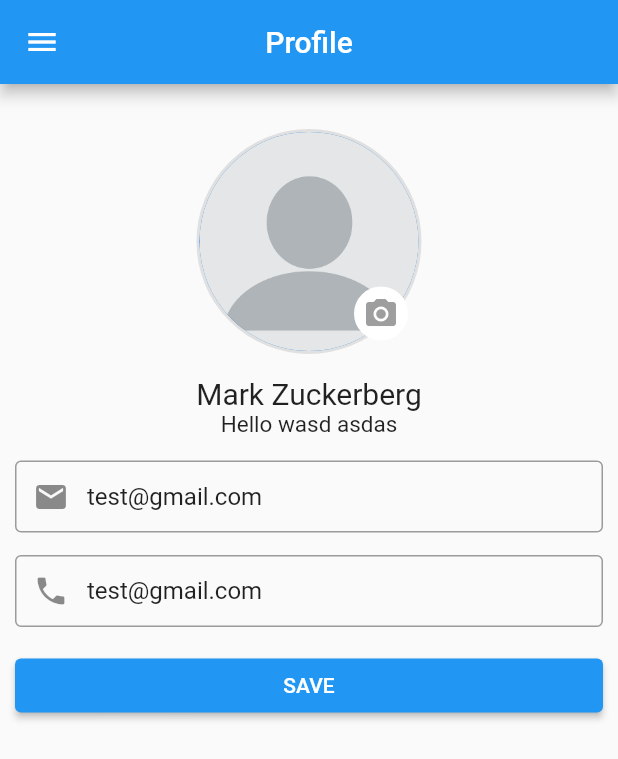
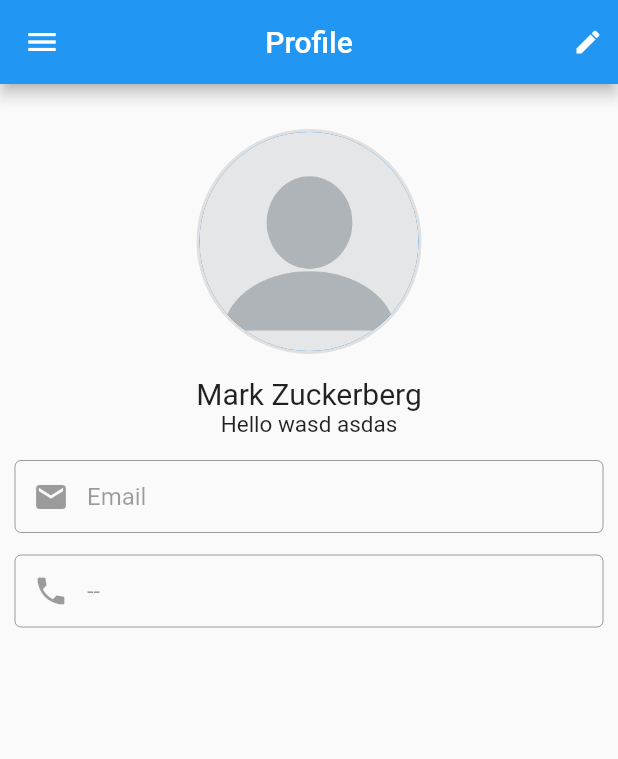
Before and after one commit to wayaneco/mamitas_glam, a Flutter app: the ProfileScreen screen opened by its route, on a phone screen of 412 x 824 dp. Shown: the top 759 px of the screen. Run offline on Flutter 3.47's test engine with Material 2 defaults, Android fonts, the phone set to English and light mode, and no system bars; our stand-ins replace cloud_firestore, email_validator, firebase_auth, firebase_core, firebase_storage, image_picker and 2 more; accounts and stored records are empty; statements that could not run were skipped.

Commit message:
update profile screen

```diff
--- a/lib/screens/profile_screen.dart
+++ b/lib/screens/profile_screen.dart
@@ -1,7 +1,9 @@
 import 'dart:io';
 
+import 'package:provider/provider.dart';
 import 'package:flutter/material.dart';
 import 'package:image_picker/image_picker.dart';
+import 'package:shop_app/providers/auth_provider.dart';
 import 'package:shop_app/widgets/drawer.dart';
 
 class ProfileScreen extends StatefulWidget {
@@ -15,18 +17,92 @@
 class _ProfileScreenState extends State<ProfileScreen> {
   final ImagePicker _picker = ImagePicker();
   bool loading = false;
+  bool isEdit = false;
+  bool imageError = false;
   XFile? imageFile;
+  Map<String, dynamic> userInfo = {};
+  final TextEditingController _phoneNumberController = TextEditingController();
+  final GlobalKey _formKey = GlobalKey<FormState>();
+
+  @override
+  void didChangeDependencies() {
+    super.didChangeDependencies();
+    if (mounted) {
+      final user = Provider.of<AuthProvider>(context).user;
+
+      if (user != null) {
+        userInfo['photoUrl'] = user!.photoURL;
+        userInfo['email'] = user!.email;
+        _phoneNumberController.text =
+            user!.phoneNumber.isEmpty ? '--' : user!.phoneNumber.isEmpty;
+      }
+    }
+  }
 
   @override
   Widget build(BuildContext context) {
-    final imagePicker = ImagePicker();
+    final auth = Provider.of<AuthProvider>(context);
+    print(auth.user);
     return Scaffold(
       drawer: const AppDrawer(),
       appBar: AppBar(
         title: const Text('Profile'),
         centerTitle: true,
+        actions: [
+          Container(
+            margin: const EdgeInsets.only(right: 10.0),
+            alignment: Alignment.center,
+            child: !isEdit
+                ? GestureDetector(
+                    onTap: () {
+                      setState(() {
+                        if (_phoneNumberController.text == '--') {
+                          _phoneNumberController.text = '';
+                        }
+                        isEdit = !isEdit;
+                      });
+                    },
+                    child: const Tooltip(
+                      message: 'Edit',
+                      child: Icon(
+                        Icons.edit,
+                        size: 20,
                       ),
-      body: ListView(
+                    ),
+                  )
+                : GestureDetector(
+                    onTap: () {
+                      setState(() {
+                        _phoneNumberController.text =
+                            auth.user!.phoneNumber.isEmpty
+                                ? '--'
+                                : auth.user!.phoneNumber;
+                        imageFile = null;
+                        isEdit = !isEdit;
+                        loading = true;
+
+                        Future.delayed(const Duration(milliseconds: 150), () {
+                          setState(() {
+                            loading = false;
+                          });
+                        });
+                      });
+                    },
+                    child: const Tooltip(
+                      message: 'Cancel',
+                      child: Icon(
+                        Icons.do_not_disturb_alt_sharp,
+                        size: 20,
+                        semanticLabel: 'Cancel',
+                      ),
+                    ),
+                  ),
+          )
+        ],
+      ),
+      body: Form(
+        key: _formKey,
+        child: ListView(
           padding: const EdgeInsets.all(10.0).add(
             const EdgeInsets.only(top: 20.0),
           ),
@@ -38,46 +114,75 @@
                   borderRadius: BorderRadius.circular(150),
                   border: Border.all(
                     width: 2,
-                  color: const Color.fromARGB(255, 224, 224, 224),
+                    color: imageError
+                        ? Colors.red
+                        : const Color.fromARGB(255, 224, 224, 224),
                   ),
                 ),
                 width: 150,
                 height: 150,
                 child: CircleAvatar(
                   radius: 60,
-                backgroundImage: const AssetImage('assets/images/profile.png'),
                   child: Stack(
                     fit: StackFit.expand,
                     clipBehavior: Clip.antiAlias,
                     children: [
-                    if (imageFile != null)
                       loading
                           ? const Center(
                               child: CircularProgressIndicator(),
                             )
                           : ClipRRect(
                               borderRadius: BorderRadius.circular(150),
-                              child: Image.file(
+                              child: imageFile != null
+                                  ? Image.file(
                                       File(imageFile!.path),
+                                      repeat: ImageRepeat.noRepeat,
+                                      fit: BoxFit.cover,
+                                      width: double.infinity,
+                                      isAntiAlias: true,
+                                    )
+                                  : auth.user?.photoURL != null
+                                      ? Image.network(
+                                          auth.user?.photoURL,
+                                          repeat: ImageRepeat.noRepeat,
+                                          fit: BoxFit.cover,
+                                          width: double.infinity,
+                                          isAntiAlias: true,
+                                          errorBuilder:
+                                              (context, error, stackTrace) {
+                                            return Image.asset(
+                                              'assets/images/profile.png',
+                                              repeat: ImageRepeat.noRepeat,
+                                              fit: BoxFit.cover,
+                                              width: double.infinity,
+                                              isAntiAlias: true,
+                                            );
+                                          },
+                                        )
+                                      : Image.asset(
+                                          'assets/images/profile.png',
                                           repeat: ImageRepeat.noRepeat,
                                           fit: BoxFit.cover,
                                           width: double.infinity,
                                           isAntiAlias: true,
                                         ),
                             ),
+                      if (isEdit)
                         Positioned(
                           bottom: 7,
                           right: 7,
                           child: GestureDetector(
                             onTap: () async {
                               final image = await _picker.pickImage(
-                              source: ImageSource.gallery);
+                                source: ImageSource.gallery,
+                              );
                               setState(() {
                                 loading = true;
                               });
 
                               if (image != null) {
                                 setState(() {
+                                  imageError = false;
                                   imageFile = image;
                                 });
                                 await Future.delayed(const Duration(seconds: 1),
@@ -110,7 +215,7 @@
                               ),
                             ),
                           ),
-                    )
+                        ),
                     ],
                   ),
                 ),
@@ -135,32 +240,53 @@
             ),
             const SizedBox(height: 15.0),
             TextFormField(
-            initialValue: 'test@gmail.com',
+              enabled: isEdit,
+              initialValue: userInfo['email'],
               decoration: const InputDecoration(
                 prefixIcon: Icon(Icons.email),
+                hintText: 'Email',
                 border: OutlineInputBorder(),
                 contentPadding: EdgeInsets.symmetric(horizontal: 8),
               ),
             ),
             const SizedBox(height: 15.0),
             TextFormField(
-            initialValue: 'test@gmail.com',
+              enabled: isEdit,
+              controller: _phoneNumberController,
               decoration: const InputDecoration(
                 prefixIcon: Icon(Icons.phone),
+                hintText: 'Phone Number',
                 border: OutlineInputBorder(),
                 contentPadding: EdgeInsets.symmetric(horizontal: 8),
               ),
             ),
             const SizedBox(height: 15.0),
+            if (isEdit)
               SizedBox(
                 width: double.infinity,
                 child: ElevatedButton(
                   child: const Text('SAVE'),
-              onPressed: () {},
+                  onPressed: () async {
+                    if (auth.user!.photoURL == null && imageFile == null) {
+                      print('WOWOWOW');
+                      setState(() {
+                        imageError = true;
+                      });
+                      return;
+                    }
+
+                    final image = imageFile!.path;
+
+                    await auth.updateCredential(
+                      photo: File(image),
+                      phoneNumber: _phoneNumberController.text,
+                    );
+                  },
                 ),
               ),
           ],
         ),
+      ),
     );
   }
 }
--- a/pubspec.yaml
+++ b/pubspec.yaml
@@ -43,6 +43,7 @@
   email_validator: ^2.1.16
   image_picker: ^0.8.5+3
   localstorage: ^4.0.0+1
+  firebase_storage: ^10.3.4
 
 dev_dependencies:
   flutter_test:
```
Also changed, not shown: lib/api/firebase_auth_api.dart (+21 -8 lines), lib/providers/auth_provider.dart (+8 -0 lines), pubspec.lock, 1 other file. Lines whose indentation alone changed are shown as unchanged.
